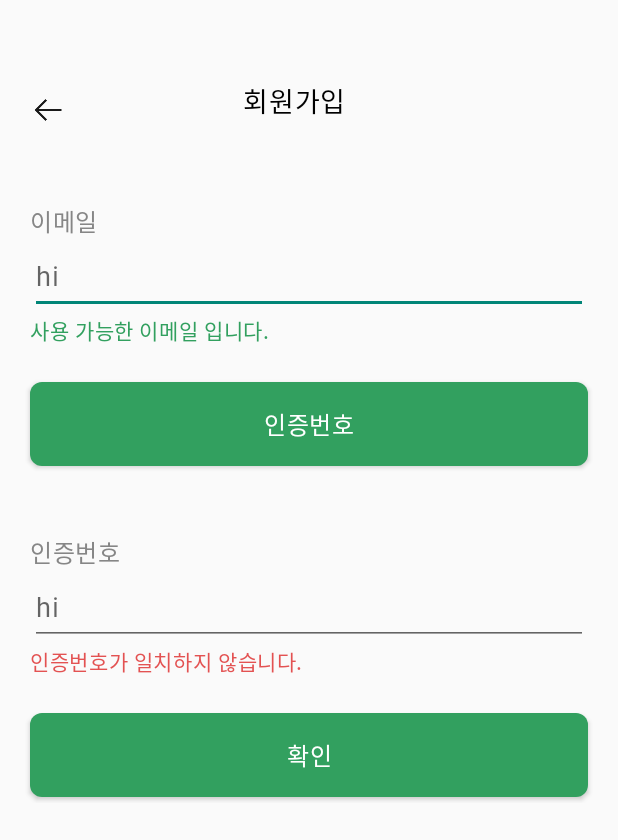
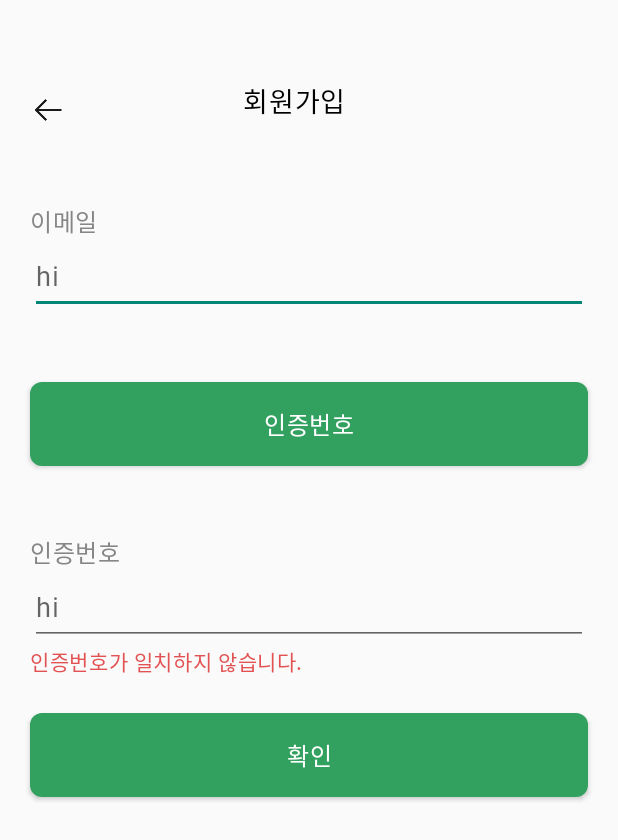
Before and after one commit to OneCoin-00/BRJM-AOS, an Android app: the JoinActivity screen opened directly, with no data from a screen before it, on a phone screen of 412 x 824 dp. Shown: the top 840 px of the screen. Run offline under Robolectric (Android 15) with nearby library versions, the phone set to English and light mode, and no system bars.

Commit message:
feat : 이메일 인증 구현 (#6)

```diff
--- a/app/build.gradle
+++ b/app/build.gradle
@@ -15,6 +15,7 @@ android {
 
         testInstrumentationRunner "androidx.test.runner.AndroidJUnitRunner"
     }
+
 
     buildTypes {
 
--- a/app/src/main/res/layout/activity_join.xml
+++ b/app/src/main/res/layout/activity_join.xml
@@ -56,6 +56,8 @@
             android:letterSpacing="0.03"/>
 
         <EditText
+
+            android:id="@+id/question_email"
             android:layout_width="match_parent"
             android:layout_height="50dp"
             android:layout_marginStart="20dp"
@@ -66,10 +68,12 @@
             android:textSize="18sp" />
 
         <TextView
+            android:id="@+id/question_email_green"
             android:layout_width="175dp"
             android:layout_height="21dp"
             android:layout_marginStart="20dp"
             android:text="사용 가능한 이메일 입니다."
+            android:visibility="invisible"
             android:textColor="#32a05f"
             android:textSize="14sp"
             android:letterSpacing="0.03"
```
Also changed, not shown: app/src/main/java/com/example/brjm_aos/ui/login/activity/JoinActivity.kt (+38 -2 lines).
